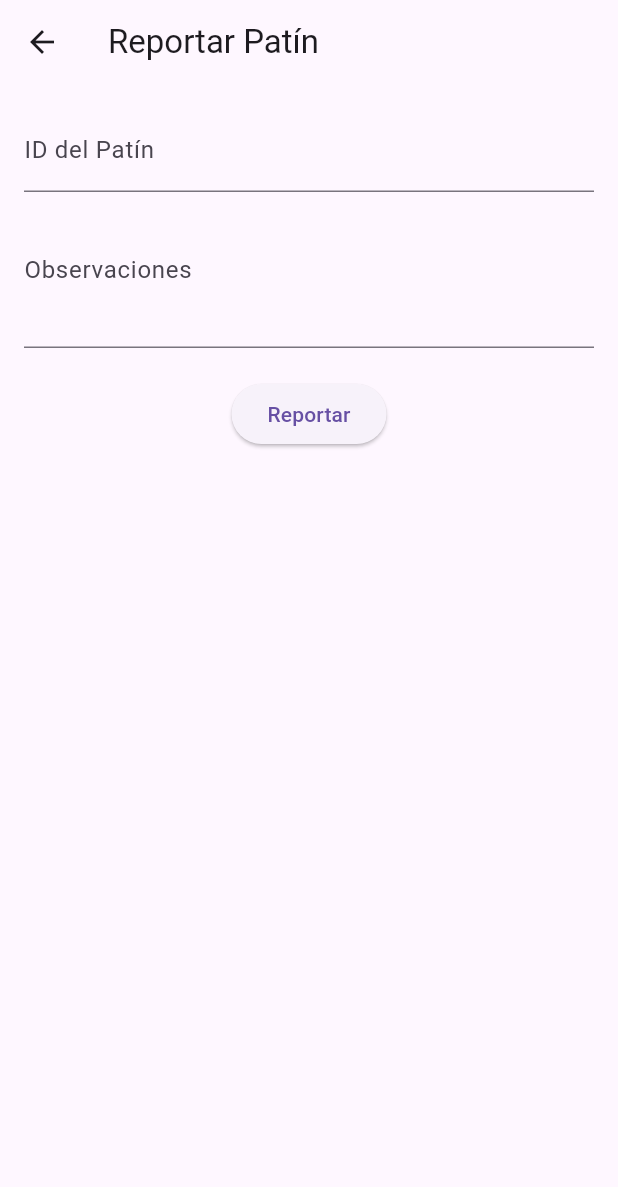
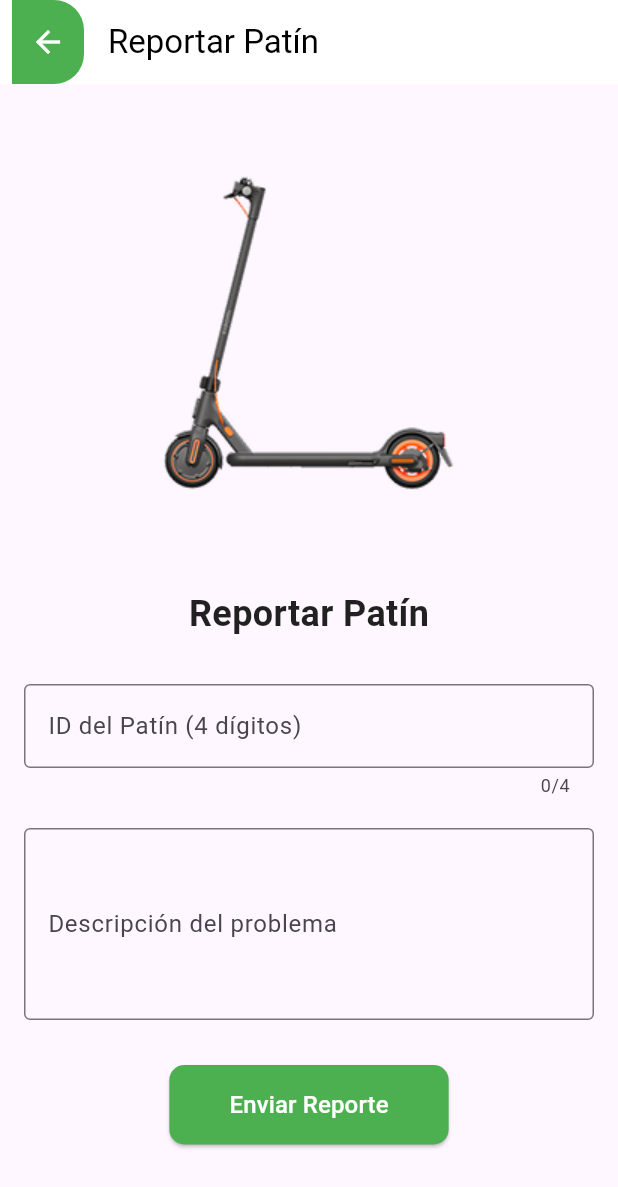
Before and after one commit to ivanMosquedaFTP/proyectoGestionDeProyectos, a Flutter app: the ReportScreen screen opened directly, on a phone screen of 412 x 824 dp. Shown: the top 1187 px of the screen. Run offline on Flutter 3.47's test engine with Material 3 defaults, Android fonts, the phone set to English and light mode, and no system bars.

Commit message:
feat: CONSTRUCCION DE INTERFAZ DE REPORTE- Añadir diseño en reportar

```diff
--- a/patines_app/lib/screens/report_screen.dart
+++ b/patines_app/lib/screens/report_screen.dart
@@ -10,38 +10,90 @@ class ReportScreen extends StatelessWidget {
   Widget build(BuildContext context) {
     return Scaffold(
       appBar: AppBar(
-        leading: IconButton(
-          icon: Icon(Icons.arrow_back),
+        leading: Container(
+          margin: EdgeInsets.only(left: 8.0),
+          decoration: BoxDecoration(
+            color: Colors.green,
+            borderRadius: BorderRadius.horizontal(right: Radius.circular(20)),
+          ),
+          child: IconButton(
+            icon: Icon(Icons.arrow_back, color: Colors.white),
             onPressed: () => Navigator.pop(context),
           ),
+        ),
         title: Text('Reportar Patín'),
+        backgroundColor: Colors.white,
+        foregroundColor: Colors.black,
+        elevation: 0,
       ),
-      body: Padding(
+      body: SingleChildScrollView(
         padding: EdgeInsets.all(16.0),
         child: Column(
+          crossAxisAlignment: CrossAxisAlignment.start,
           children: [
+            Center(
+              child: Column(
+                children: [
+                  Image.asset(
+                    'assets/images/patin.png', // Asegúrate de tener esta imagen en tu proyecto
+                    height: 300,
+                  ),
+                  SizedBox(height: 20),
+                  Text(
+                    'Reportar Patín',
+                    style: TextStyle(
+                      fontSize: 24,
+                      fontWeight: FontWeight.bold,
+                      color: Colors.black87,
+                    ),
+                  ),
+                ],
+              ),
+            ),
+            SizedBox(height: 30),
             TextField(
               controller: idController,
-              decoration: InputDecoration(labelText: 'ID del Patín'),
+              decoration: InputDecoration(
+                labelText: 'ID del Patín (4 dígitos)',
+                border: OutlineInputBorder(),
               ),
+              keyboardType: TextInputType.number,
+              maxLength: 4,
+            ),
+            SizedBox(height: 20),
             TextField(
               controller: observationsController,
-              decoration: InputDecoration(labelText: 'Observaciones'),
-              maxLines: 3,
+              decoration: InputDecoration(
+                labelText: 'Descripción del problema',
+                border: OutlineInputBorder(),
               ),
-            SizedBox(height: 20),
-            ElevatedButton(
+              maxLines: 4,
+            ),
+            SizedBox(height: 30),
+            Center(
+              child: ElevatedButton(
                 onPressed: () {
                   context.read<ScooterProvider>().reportScooter(
                     idController.text,
                     observationsController.text,
                   );
                   Navigator.pop(context);
-                ScaffoldMessenger.of(context).showSnackBar(
-                  SnackBar(content: Text('Reporte enviado')),
-                );
+                  ScaffoldMessenger.of(
+                    context,
+                  ).showSnackBar(SnackBar(content: Text('Reporte enviado')));
                 },
-              child: Text('Reportar'),
+                style: ElevatedButton.styleFrom(
+                  backgroundColor: Colors.green,
+                  padding: EdgeInsets.symmetric(horizontal: 40, vertical: 15),
+                  shape: RoundedRectangleBorder(
+                    borderRadius: BorderRadius.circular(10),
+                  ),
+                ),
+                child: Text(
+                  'Enviar Reporte',
+                  style: TextStyle(fontSize: 16, color: Colors.white),
+                ),
+              ),
             ),
           ],
         ),
```
Also changed, not shown: patines_app/assets/images/patin.png (added). Lines whose indentation alone changed are shown as unchanged.
